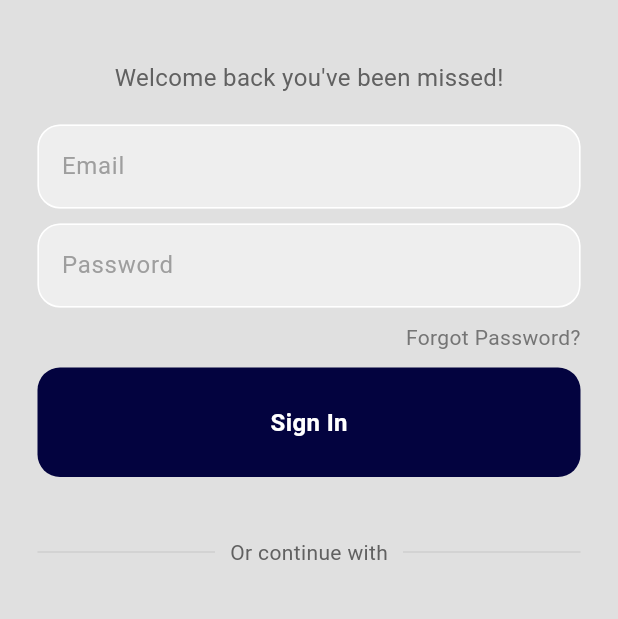
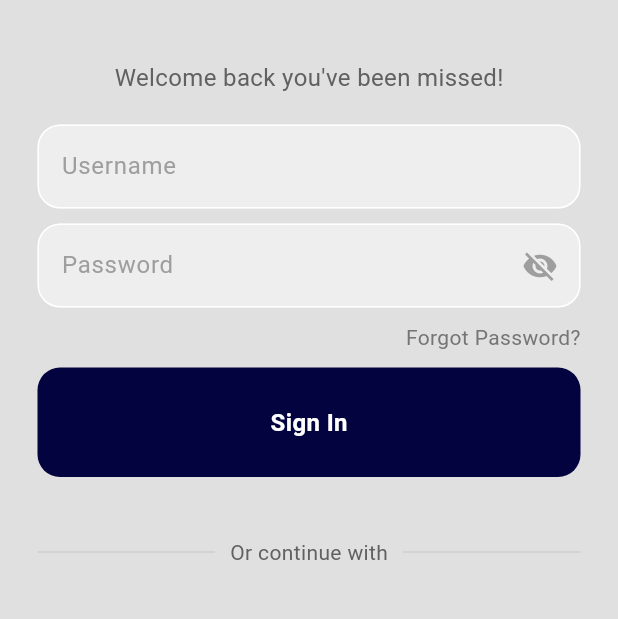
Before and after one commit to zaidkhan08/wallpix, a Flutter app: the screen it shows after launch, on a phone screen of 412 x 824 dp, the part 210-829 px from its top. Run offline on Flutter 3.47's test engine with Material 3 defaults, Android fonts, the phone set to English and light mode, and no system bars; our stand-ins replace curved_navigation_bar, firebase_auth, firebase_core; accounts and stored records are empty.

Commit message:
29/2/24(3)

```diff
--- a/lib/login.dart
+++ b/lib/login.dart
@@ -1,74 +1,19 @@
-import 'package:firebase_auth/firebase_auth.dart';
 import 'package:flutter/material.dart';
-import 'package:google_fonts/google_fonts.dart';
 import 'package:walllhang/Widgets/button_tile.dart';
 import 'package:walllhang/Widgets/my_button.dart';
 import 'package:walllhang/Widgets/my_textField.dart';
 
-class loginView extends StatefulWidget {
-  loginView({super.key});
+class loginView extends StatelessWidget {
+  loginView({Key? key});
 
-  @override
-  State<loginView> createState() => _loginViewState();
-}
-
-class _loginViewState extends State<loginView> {
-  //text editing controllers
-  final emailController = TextEditingController();
-
+  // Text editing controllers
+  final usernameController = TextEditingController();
   final passwordController = TextEditingController();
 
-  // user sign in Function
-  void signUserIn() async {
-    // show loading
-    showDialog(
-      context: context,
-      builder: (context) {
-        return const Center(
-          child: CircularProgressIndicator(),
-        );
-      }
-    );
+  // User sign-in Function
+  void signUserIn() {}
 
-    // Try to sign in
-    try {
-      await FirebaseAuth.instance.signInWithEmailAndPassword(
-          email: emailController.text,
-          password: passwordController.text
-      );
-
-      // close loading
-      Navigator.pop(context);
-    } on FirebaseAuthException catch (e) {
-      // close loading
-      Navigator.pop(context);
-      // WRONG Email
-      if(e.code == 'user-not-found'){
-        showErrorMsg('Wrong Email');
-      }
-      // WRONG Password
-      else if (e.code == 'wrong-password'){
-        showErrorMsg('Wrong password');
-      }
-    }
-  }
-
-  void showErrorMsg(String message){
-    showDialog(
-        context: context,
-        builder: (context){
-          return AlertDialog(
-            backgroundColor: Colors.deepPurpleAccent,
-            title: Center(
-              child: Text(
-                  message,
-                style: const TextStyle(color: Colors.white),
-              ),
-            )
-          );
-        }
-    );
-  }
+  bool _isObscure = true; // Track password visibility
 
   @override
   Widget build(BuildContext context) {
@@ -80,25 +25,12 @@ class _loginViewState extends State<loginView> {
             child: Column(
               mainAxisAlignment: MainAxisAlignment.center,
               children: [
-                const SizedBox(height: 40,),
-
-                // LOGO
-                // const Icon(
-                //   Icons.format_paint_rounded,
-                //   size: 100,
-                // ),
-                //
+                SizedBox(height: 40),
                 Image(
-                  image: AssetImage(
-                    'lib/images/logo.png',
-                  ),
+                  image: AssetImage('lib/images/logo.png'),
                   height: 100,
                 ),
-
-
-                const SizedBox(height: 40,),
-
-                // welcome message
+                SizedBox(height: 40),
                 Text(
                   'Welcome back you\'ve been missed!',
                   style: TextStyle(
@@ -106,28 +38,44 @@ class _loginViewState extends State<loginView> {
                     fontSize: 16,
                   ),
                 ),
-
-                const SizedBox(height: 20,),
-
-                // email TextField
+                SizedBox(height: 20),
+                // Username TextField
                 my_textField(
-                  controller: emailController,
-                  hintText: 'Email',
+                  controller: usernameController,
+                  hintText: 'Username',
                   obscureText: false,
                 ),
-
-                const SizedBox(height: 10,),
-
-                // password TextField
+                SizedBox(height: 10),
+                // Password TextField
+                Stack(
+                  alignment: Alignment.centerRight,
+                  children: [
                     my_textField(
                       controller: passwordController,
                       hintText: 'Password',
-                  obscureText: true,
+                      obscureText: _isObscure,
                     ),
-
-                const SizedBox(height: 10,),
-
-                // forgot password?
+                    GestureDetector(
+                      onTap: () {
+                        // Toggle password visibility
+                        _isObscure = !_isObscure;
+                        // Refresh UI
+                        (context as Element).markNeedsBuild();
+                      },
+                      child: Padding(
+                        padding: const EdgeInsets.only(right: 40.0),
+                        child: Icon(
+                          _isObscure
+                              ? Icons.visibility_off
+                              : Icons.visibility,
+                          color: Colors.grey,
+                        ),
+                      ),
+                    ),
+                  ],
+                ),
+                SizedBox(height: 10),
+                // Forgot password?
                 Padding(
                   padding: const EdgeInsets.symmetric(horizontal: 25.0),
                   child: Row(
@@ -140,17 +88,13 @@ class _loginViewState extends State<loginView> {
                     ],
                   ),
                 ),
-
-                const SizedBox(height: 10,),
-
-                // sign in button
+                SizedBox(height: 10),
+                // Sign-in button
                 myButton(
                   onTap: signUserIn,
                 ),
-
-                const SizedBox(height: 40,),
-
-                // or Continue with msg
+                SizedBox(height: 40),
+                // Or Continue with message
                 Padding(
                   padding: const EdgeInsets.symmetric(horizontal: 25.0),
                   child: Row(
@@ -159,7 +103,7 @@ class _loginViewState extends State<loginView> {
                         child: Divider(
                           thickness: 0.5,
                           color: Colors.grey[400],
-                          )
+                        ),
                       ),
                       Padding(
                         padding: const EdgeInsets.symmetric(horizontal: 10.0),
@@ -172,30 +116,25 @@ class _loginViewState extends State<loginView> {
                         child: Divider(
                           thickness: 0.5,
                           color: Colors.grey[400],
-                          )
+                        ),
                       )
                     ],
                   ),
                 ),
-
-                const SizedBox(height: 40,),
-                // google and facebook btn for sign in..
-                const Row(
+                SizedBox(height: 40),
+                // Google and Facebook buttons for sign-in
+                Row(
                   mainAxisAlignment: MainAxisAlignment.center,
                   children: [
-                    // google sign in
+                    // Google sign-in
                     button_tile(imagePath: 'lib/images/google.png'),
-
-                    SizedBox(width: 25,),
-
-                    // facebook sign in
+                    SizedBox(width: 25),
+                    // Facebook sign-in
                     button_tile(imagePath: 'lib/images/facebook2.png')
                   ],
                 ),
-
-                const SizedBox(height: 40,),
-
-                // not a member? register now btn
+                SizedBox(height: 40),
+                // Not a member? Register now button
                 Row(
                   mainAxisAlignment: MainAxisAlignment.center,
                   children: [
@@ -205,17 +144,16 @@ class _loginViewState extends State<loginView> {
                         color: Colors.grey[700],
                       ),
                     ),
-                    SizedBox(width: 4,),
+                    SizedBox(width: 4),
                     Text(
                       "Register Now",
                       style: TextStyle(
                         color: Color(0xff088FBC),
-                        fontWeight: FontWeight.bold
+                        fontWeight: FontWeight.bold,
                       ),
                     )
                   ],
                 ),
-
               ],
             ),
           ),
```
Also changed, not shown: lib/all_images.dart (+2 -14 lines), lib/draweritems/liked.dart (added, +10 -0 lines), lib/imageView.dart (+81 -14 lines). Lines whose indentation alone changed are shown as unchanged.
